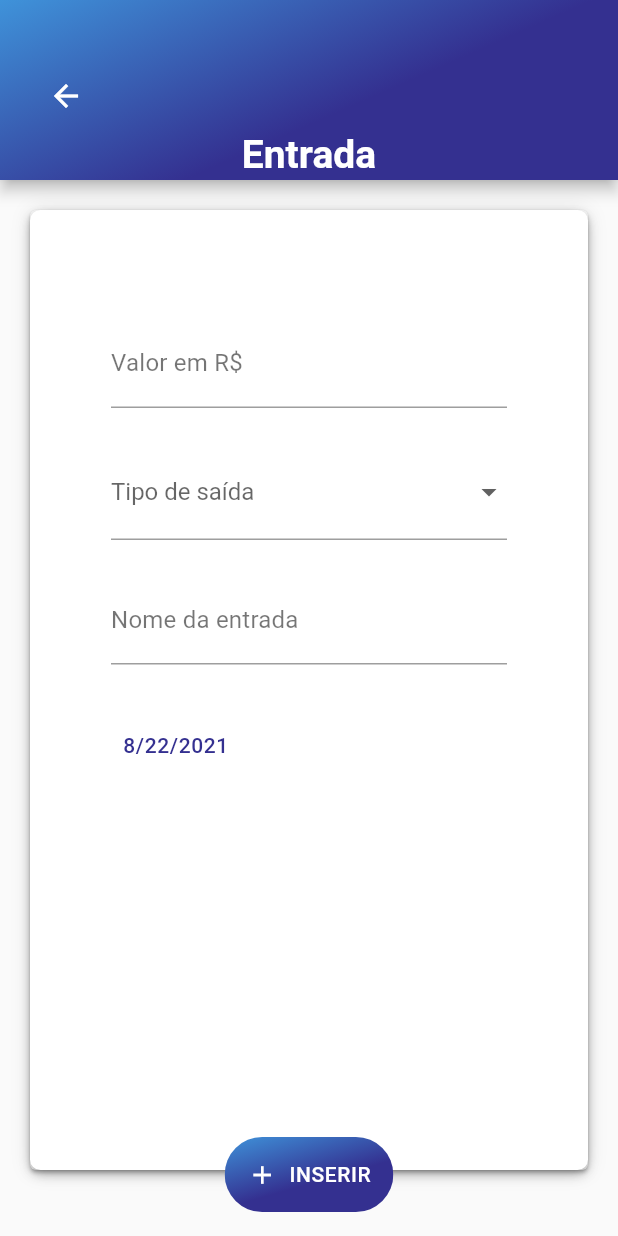
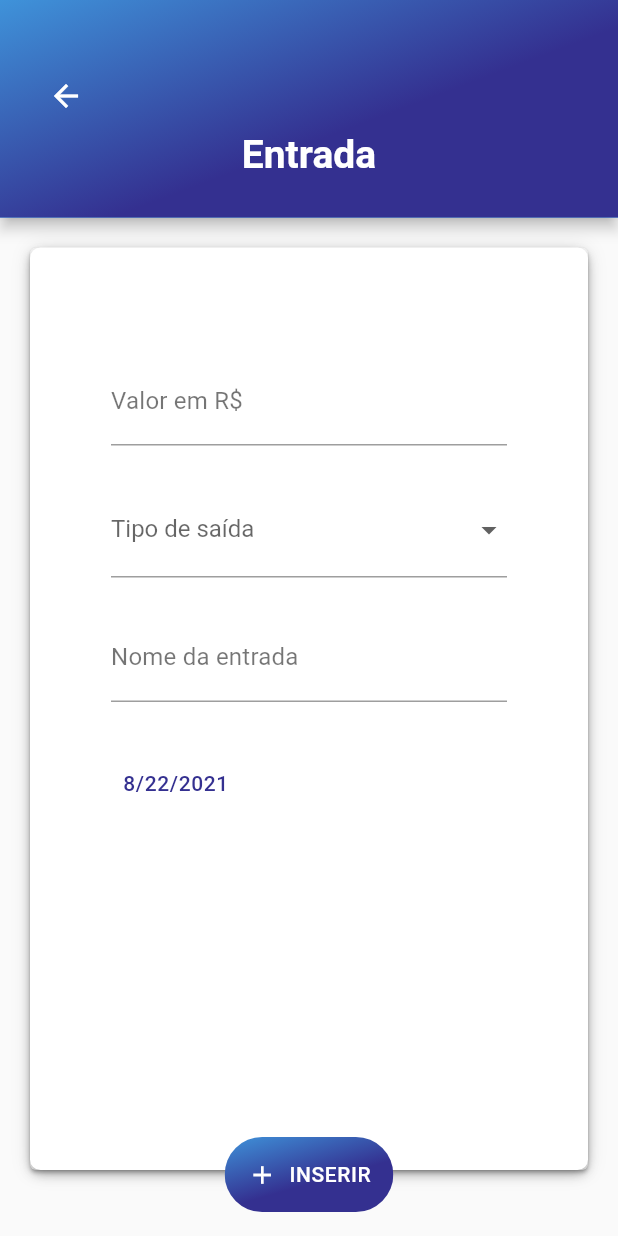
Before and after one commit to AnnaAlbuquerque/raro_budget, a Flutter app: the HomeInPage screen opened by its route, on a phone screen of 412 x 824 dp. Run offline on Flutter 3.47's test engine with Material 2 defaults, Android fonts, the phone set to English and light mode, and no system bars; our stand-ins replace cloud_firestore, connectivity_plus, firebase_auth, firebase_core, flutter_mobx, flutter_modular and 4 more; missing offline and left inert: animated_card, cpf_cnpj_validator; accounts and stored records are empty; generated files the repository leaves out were written again; project files that could hold a hidden picture were left out.

Commit message:
bugfix appbar overflow

```diff
--- a/lib/src/modules/home/home_in_out/home_in_page.dart
+++ b/lib/src/modules/home/home_in_out/home_in_page.dart
@@ -57,7 +57,7 @@ class _HomeInPageState extends ModularState<HomeInPage, HomeInPageController> {
           Modular.to.navigate('/home/homefilled');
         },
         title: 'Entrada',
-        prefSize: 120.0,
+        prefSize: 145.0,
       ),
       body: Padding(
         padding: const EdgeInsets.only(
--- a/lib/src/modules/home/home_in_out/home_out_page.dart
+++ b/lib/src/modules/home/home_in_out/home_out_page.dart
@@ -63,7 +63,7 @@ class _HomeOutPageState
           Modular.to.navigate('/home/homefilled');
         },
         title: 'Saída',
-        prefSize: 120.0,
+        prefSize: 145.0,
       ),
       body: Padding(
         padding: const EdgeInsets.only(
--- a/lib/src/shared/widgets/custom_appbar/custom_appbar.dart
+++ b/lib/src/shared/widgets/custom_appbar/custom_appbar.dart
@@ -34,7 +34,9 @@ class CustomAppBar extends StatelessWidget with PreferredSizeWidget {
   Widget build(BuildContext context) {
     return AppBar(
       automaticallyImplyLeading: false,
-      flexibleSpace: Center(
+      flexibleSpace: AspectRatio(
+        aspectRatio: 2,
+        child: Center(
           child: Container(
             decoration: BoxDecoration(
               gradient: AppColors.cyanToPurpleAppBar,
@@ -56,7 +58,7 @@ class CustomAppBar extends StatelessWidget with PreferredSizeWidget {
                         ),
                       )
                     : Container(),
-              iconDataLeft != null && iconDataRight != null && prefSize == 120
+                iconDataLeft != null && iconDataRight != null && prefSize == 145
                     ? Column(
                         children: [
                           Container(
@@ -128,7 +130,7 @@ class CustomAppBar extends StatelessWidget with PreferredSizeWidget {
                         ),
                       )
                     : Container(),
-              iconDataLeft != null && iconDataRight == null && prefSize == 120
+                iconDataLeft != null && iconDataRight == null && prefSize == 145
                     ? Padding(
                         padding: const EdgeInsets.fromLTRB(20, 40, 20, 20),
                         child: Column(
@@ -202,6 +204,7 @@ class CustomAppBar extends StatelessWidget with PreferredSizeWidget {
             ),
           ),
         ),
+      ),
       actions: [],
     );
   }
```
Also changed, not shown: lib/src/modules/home/home_filled/home_page_filled.dart (+7 -3 lines). Lines whose indentation alone changed are shown as unchanged.
